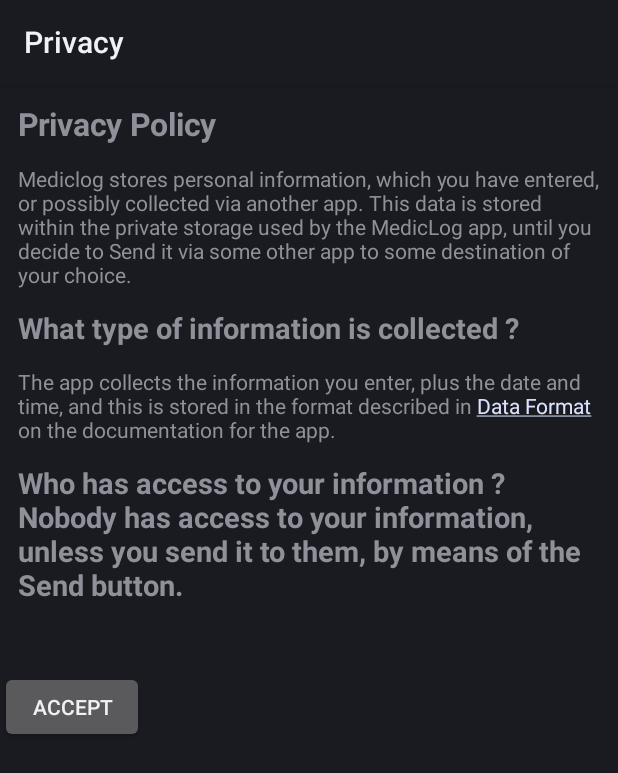
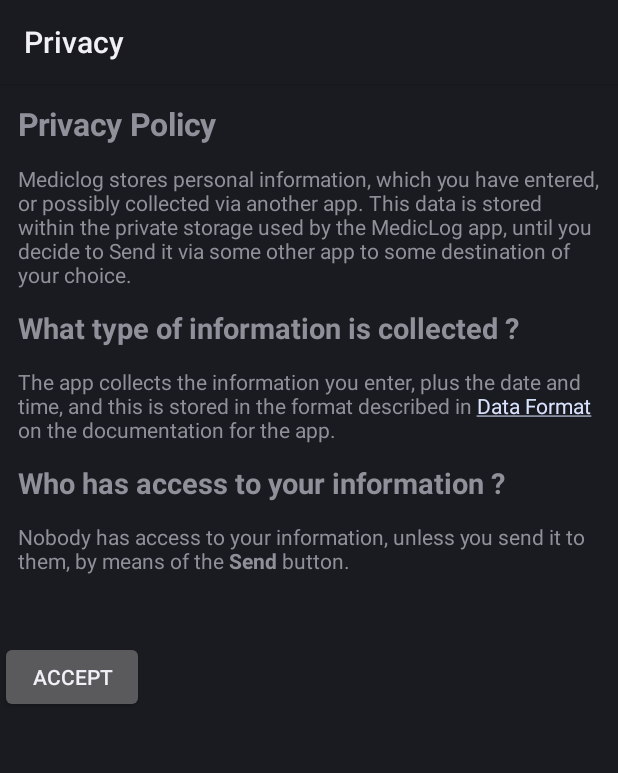
Before and after one commit to JohnLines/mediclog, an Android app: the screen it shows after launch (DisplayPrivacy), on a phone screen of 412 x 824 dp. Shown: the top 773 px of the screen. Run offline under Robolectric (Android 15) with nearby library versions, the phone set to English and light mode, and no system bars.

Commit message:
Document privacy policy

```diff
--- a/src/main/res/values/strings.xml
+++ b/src/main/res/values/strings.xml
@@ -25,7 +25,7 @@
 		    Data Format</a> on the documentation
 	    for the app.
 
-	    <h2>Who has access to your information ?</a>
+	    <h2>Who has access to your information ?</h2>
 	    Nobody has access to your information, unless you send it to them,
 	    by means of the <b>Send</b> button.
 	    ]]>
```
Also changed, not shown: 1 other file.
